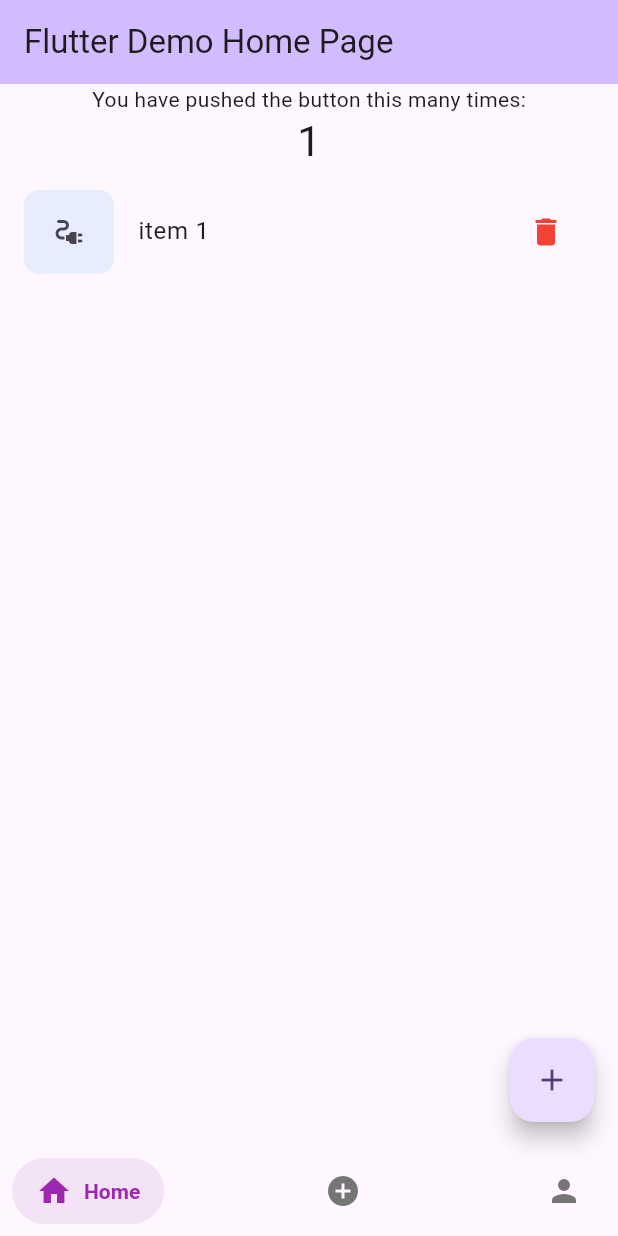
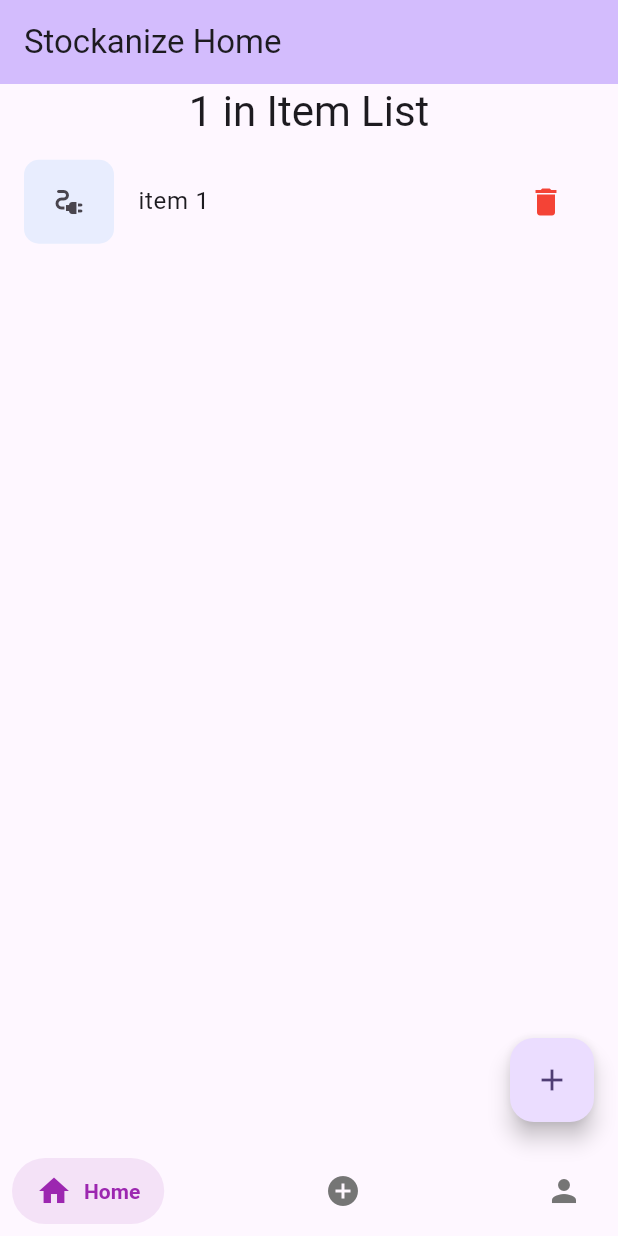
Before and after one commit to SuiNagahoshi/stockanize, a Flutter app: the screen it shows after launch, after a tap on the "add" icon, on a phone screen of 412 x 824 dp. Run offline on Flutter 3.47's test engine with Material 3 defaults, Android fonts, the phone set to English and light mode, and no system bars; drawn by our look-alikes of salomon_bottom_bar.

Commit message:
refactor: delete comments and rename func names

```diff
--- a/lib/main.dart
+++ b/lib/main.dart
@@ -8,54 +8,29 @@
 class MyApp extends StatelessWidget {
   const MyApp({super.key});
 
-  // This widget is the root of your application.
   @override
   Widget build(BuildContext context) {
     return MaterialApp(
-      title: 'Flutter Demo',
+      title: 'Stockanize',
       theme: ThemeData(
-        // This is the theme of your application.
-        //
-        // TRY THIS: Try running your application with "flutter run". You'll see
-        // the application has a purple toolbar. Then, without quitting the app,
-        // try changing the seedColor in the colorScheme below to Colors.green
-        // and then invoke "hot reload" (save your changes or press the "hot
-        // reload" button in a Flutter-supported IDE, or press "r" if you used
-        // the command line to start the app).
-        //
-        // Notice that the counter didn't reset back to zero; the application
-        // state is not lost during the reload. To reset the state, use hot
-        // restart instead.
-        //
-        // This works for code too, not just values: Most code changes can be
-        // tested with just a hot reload.
         colorScheme: ColorScheme.fromSeed(seedColor: Colors.deepPurple),
         useMaterial3: true,
       ),
-      home: const MyHomePage(title: 'Flutter Demo Home Page'),
+      home: const StockanizeHomePage(title: 'Stockanize Home'),
     );
   }
 }
 
-class MyHomePage extends StatefulWidget {
-  const MyHomePage({super.key, required this.title});
-
-  // This widget is the home page of your application. It is stateful, meaning
-  // that it has a State object (defined below) that contains fields that affect
-  // how it looks.
-
-  // This class is the configuration for the state. It holds the values (in this
-  // case the title) provided by the parent (in this case the App widget) and
-  // used by the build method of the State. Fields in a Widget subclass are
-  // always marked "final".
+class StockanizeHomePage extends StatefulWidget {
+  const StockanizeHomePage({super.key, required this.title});
 
   final String title;
 
   @override
-  State<MyHomePage> createState() => _MyHomePageState();
+  State<StockanizeHomePage> createState() => _StockanizeHomePageState();
 }
 
-class _MyHomePageState extends State<MyHomePage> {
+class _StockanizeHomePageState extends State<StockanizeHomePage> {
   int _counter = 0;
   int _index = 0;
 
@@ -75,64 +50,27 @@
     });
   }
 
-  void _incrementCounter() {
-    setState(() {
-      // This call to setState tells the Flutter framework that something has
-      // changed in this State, which causes it to rerun the build method below
-      // so that the display can reflect the updated values. If we changed
-      // _counter without calling setState(), then the build method would not be
-      // called again, and so nothing would appear to happen.
-      _counter++;
-    });
-  }
-
   @override
   Widget build(BuildContext context) {
-    // This method is rerun every time setState is called, for instance as done
-    // by the _incrementCounter method above.
-    //
-    // The Flutter framework has been optimized to make rerunning build methods
-    // fast, so that you can just rebuild anything that needs updating rather
-    // than having to individually change instances of widgets.
     return Scaffold(
       appBar: AppBar(
-        // TRY THIS: Try changing the color here to a specific color (to
-        // Colors.amber, perhaps?) and trigger a hot reload to see the AppBar
-        // change color while the other colors stay the same.
         backgroundColor: Theme.of(context).colorScheme.inversePrimary,
-        // Here we take the value from the MyHomePage object that was created by
-        // the App.build method, and use it to set our appbar title.
         title: Text(widget.title),
       ),
       body: Center(
-        // Center is a layout widget. It takes a single child and positions it
-        // in the middle of the parent.
         child: Column(
-          // Column is also a layout widget. It takes a list of children and
-          // arranges them vertically. By default, it sizes itself to fit its
-          // children horizontally, and tries to be as tall as its parent.
-          //
-          // Column has various properties to control how it sizes itself and
-          // how it positions its children. Here we use mainAxisAlignment to
-          // center the children vertically; the main axis here is the vertical
-          // axis because Columns are vertical (the cross axis would be
-          // horizontal).
-          //
-          // TRY THIS: Invoke "debug painting" (choose the "Toggle Debug Paint"
-          // action in the IDE, or press "p" in the console), to see the
-          // wireframe for each widget.
           mainAxisAlignment: MainAxisAlignment.center,
           children: <Widget>[
-            const Text(
-              'You have pushed the button this many times:',
-            ),
             Text(
-              '$_counter',
+              '$_counter in Item List',
               style: Theme.of(context).textTheme.headlineMedium,
             ),
-            Expanded(child: _items.isEmpty ? const Center(
+            Expanded(
+                child: _items.isEmpty
+                    ? const Center(
                         child: Text("no item"),
-            ) : ListView.builder(
+                      )
+                    : ListView.builder(
                         itemCount: _items.length,
                         itemBuilder: (context, index) {
                           return ListTile(
@@ -147,36 +85,32 @@
                                     borderRadius: BorderRadius.circular(10),
                                     color: Colors.blue.withValues(alpha: 0.1),
                                   ),
-                          child: const Icon(Icons.electrical_services_outlined),
-                        )
-                    ),
-                    trailing: IconButton(onPressed: () => _removeItem(index), icon: const Icon(Icons.delete, color: Colors.red,)),
-                    onTap: () => Navigator.push(context,
-                      MaterialPageRoute(builder: (context) => HeroListItemPage(index: index))
-                    ),
+                                  child: const Icon(
+                                      Icons.electrical_services_outlined),
+                                )),
+                            trailing: IconButton(
+                                onPressed: () => _removeItem(index),
+                                icon: const Icon(
+                                  Icons.delete,
+                                  color: Colors.red,
+                                )),
+                            onTap: () => Navigator.push(
+                                context,
+                                MaterialPageRoute(
+                                    builder: (context) =>
+                                        HeroListItemPage(index: index))),
                           );
-                  /*return ListTile(
-                    leading: const Icon(Icons.label),
-                    title: Text(_items[index]),
-                    trailing: IconButton(
-                      icon: const Icon(Icons.delete, color: Colors.red,),
-                      onPressed: () => _removeItem(index),
-                    ),
-                  );*/
-                }
-            )
-            )
+                        }))
           ],
         ),
       ),
       floatingActionButton: FloatingActionButton(
         onPressed: () {
-          //_incrementCounter();
           _addItem();
         },
         tooltip: 'Increment',
         child: const Icon(Icons.add),
-      ), // This trailing comma makes auto-formatting nicer for build methods.
+      ),
       bottomNavigationBar: SalomonBottomBar(
         currentIndex: _index,
         selectedItemColor: const Color(0xff6200ee),
@@ -196,18 +130,15 @@
   SalomonBottomBarItem(
       icon: const Icon(Icons.home),
       title: const Text("Home"),
-      selectedColor: Colors.purple
-  ),
+      selectedColor: Colors.purple),
   SalomonBottomBarItem(
       icon: const Icon(Icons.add_circle),
       title: const Text("Add"),
-      selectedColor: Colors.teal
-  ),
+      selectedColor: Colors.teal),
   SalomonBottomBarItem(
       icon: const Icon(Icons.person),
       title: const Text("Settings"),
-      selectedColor: Colors.orange
-  ),
+      selectedColor: Colors.orange),
 ];
 
 class HeroListItemPage extends StatelessWidget {
@@ -229,8 +160,7 @@
                   height: 250,
                   decoration: BoxDecoration(
                       borderRadius: BorderRadius.circular(10),
-                    color: Colors.blue.withValues(alpha: 0.1)
-                  ),
+                      color: Colors.blue.withValues(alpha: 0.1)),
                   child: const Center(
                     child: Icon(
                       Icons.electrical_services_outlined,
@@ -238,10 +168,14 @@
                       size: 100,
                     ),
                   ),
+                )),
+            const SizedBox(
+              height: 16,
+            ),
+            Text(
+              "item $index",
+              style: Theme.of(context).textTheme.headlineMedium,
             )
-            ),
-            const SizedBox(height: 16,),
-            Text("item $index", style: Theme.of(context).textTheme.headlineMedium,)
           ],
         ),
       ),
```
Lines whose indentation alone changed are shown as unchanged.
